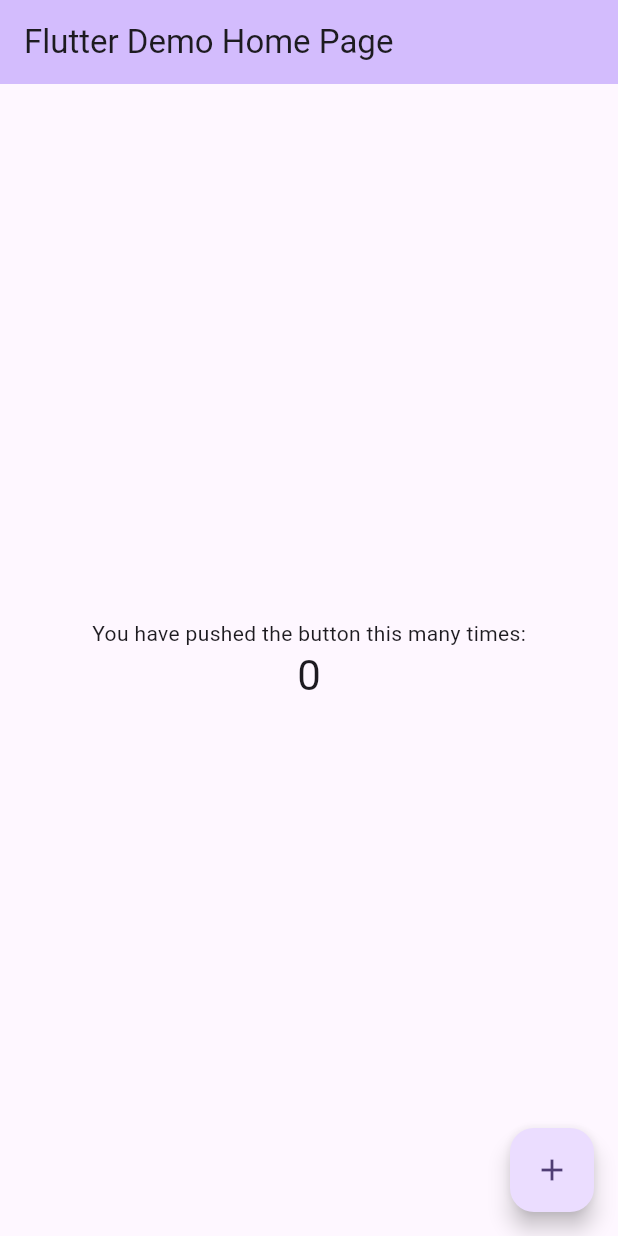
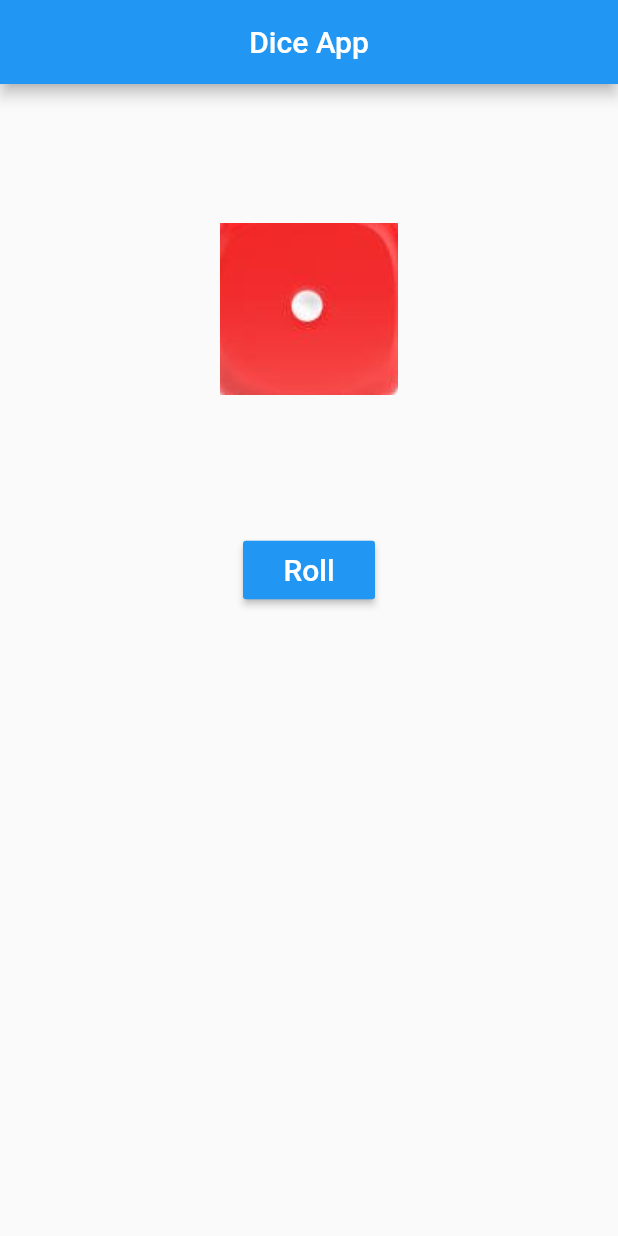
Before and after one commit to SaileshRokaya/dice_roller_app, a Flutter app: the screen it shows after launch, on a phone screen of 412 x 824 dp. Run offline on Flutter 3.47's test engine with Material 2 defaults, Android fonts, the phone set to English and light mode, and no system bars.

Commit message:
completed dice rolling app

```diff
--- a/lib/main.dart
+++ b/lib/main.dart
@@ -1,125 +1,62 @@
+import 'dart:math';
 import 'package:flutter/material.dart';
 
 void main() {
-  runApp(const MyApp());
+  runApp(const MaterialApp(
+    debugShowCheckedModeBanner: false,
+    title: "Dice App",
+    home: HomePage(),
+  ));
 }
 
-class MyApp extends StatelessWidget {
-  const MyApp({super.key});
+class HomePage extends StatefulWidget {
+  const HomePage({super.key});
 
-  // This widget is the root of your application.
   @override
-  Widget build(BuildContext context) {
-    return MaterialApp(
-      title: 'Flutter Demo',
-      theme: ThemeData(
-        // This is the theme of your application.
-        //
-        // TRY THIS: Try running your application with "flutter run". You'll see
-        // the application has a blue toolbar. Then, without quitting the app,
-        // try changing the seedColor in the colorScheme below to Colors.green
-        // and then invoke "hot reload" (save your changes or press the "hot
-        // reload" button in a Flutter-supported IDE, or press "r" if you used
-        // the command line to start the app).
-        //
-        // Notice that the counter didn't reset back to zero; the application
-        // state is not lost during the reload. To reset the state, use hot
-        // restart instead.
-        //
-        // This works for code too, not just values: Most code changes can be
-        // tested with just a hot reload.
-        colorScheme: ColorScheme.fromSeed(seedColor: Colors.deepPurple),
-        useMaterial3: true,
-      ),
-      home: const MyHomePage(title: 'Flutter Demo Home Page'),
-    );
-  }
+  State<HomePage> createState() => _HomePageState();
 }
 
-class MyHomePage extends StatefulWidget {
-  const MyHomePage({super.key, required this.title});
+class _HomePageState extends State<HomePage> {
+  int diceNumber = 1;
 
-  // This widget is the home page of your application. It is stateful, meaning
-  // that it has a State object (defined below) that contains fields that affect
-  // how it looks.
-
-  // This class is the configuration for the state. It holds the values (in this
-  // case the title) provided by the parent (in this case the App widget) and
-  // used by the build method of the State. Fields in a Widget subclass are
-  // always marked "final".
-
-  final String title;
-
-  @override
-  State<MyHomePage> createState() => _MyHomePageState();
-}
-
-class _MyHomePageState extends State<MyHomePage> {
-  int _counter = 0;
-
-  void _incrementCounter() {
+  changeDice() {
     setState(() {
-      // This call to setState tells the Flutter framework that something has
-      // changed in this State, which causes it to rerun the build method below
-      // so that the display can reflect the updated values. If we changed
-      // _counter without calling setState(), then the build method would not be
-      // called again, and so nothing would appear to happen.
-      _counter++;
+      diceNumber = Random().nextInt(6) + 1;
     });
   }
 
   @override
   Widget build(BuildContext context) {
-    // This method is rerun every time setState is called, for instance as done
-    // by the _incrementCounter method above.
-    //
-    // The Flutter framework has been optimized to make rerunning build methods
-    // fast, so that you can just rebuild anything that needs updating rather
-    // than having to individually change instances of widgets.
     return Scaffold(
       appBar: AppBar(
-        // TRY THIS: Try changing the color here to a specific color (to
-        // Colors.amber, perhaps?) and trigger a hot reload to see the AppBar
-        // change color while the other colors stay the same.
-        backgroundColor: Theme.of(context).colorScheme.inversePrimary,
-        // Here we take the value from the MyHomePage object that was created by
-        // the App.build method, and use it to set our appbar title.
-        title: Text(widget.title),
+        title: const Center(child: Text("Dice App")),
       ),
-      body: Center(
-        // Center is a layout widget. It takes a single child and positions it
-        // in the middle of the parent.
-        child: Column(
-          // Column is also a layout widget. It takes a list of children and
-          // arranges them vertically. By default, it sizes itself to fit its
-          // children horizontally, and tries to be as tall as its parent.
-          //
-          // Column has various properties to control how it sizes itself and
-          // how it positions its children. Here we use mainAxisAlignment to
-          // center the children vertically; the main axis here is the vertical
-          // axis because Columns are vertical (the cross axis would be
-          // horizontal).
-          //
-          // TRY THIS: Invoke "debug painting" (choose the "Toggle Debug Paint"
-          // action in the IDE, or press "p" in the console), to see the
-          // wireframe for each widget.
-          mainAxisAlignment: MainAxisAlignment.center,
-          children: <Widget>[
-            const Text(
-              'You have pushed the button this many times:',
+      body: Column(
+        children: [
+          SizedBox(
+            height: 300,
+            child: Image.asset(
+              "assets/$diceNumber.PNG",
+              // height: 100,
+              // width: 100,
             ),
-            Text(
-              '$_counter',
-              style: Theme.of(context).textTheme.headlineMedium,
+          ),
+          Center(
+            child: MaterialButton(
+              color: Colors.blue,
+              textColor: Colors.white,
+              onPressed: changeDice,
+              child: const Padding(
+                padding: EdgeInsets.all(8.0),
+                child: Text(
+                  "Roll",
+                  style: TextStyle(fontSize: 20),
+                ),
+              ),
             ),
-          ],
-        ),
+          )
+        ],
       ),
-      floatingActionButton: FloatingActionButton(
-        onPressed: _incrementCounter,
-        tooltip: 'Increment',
-        child: const Icon(Icons.add),
-      ), // This trailing comma makes auto-formatting nicer for build methods.
     );
   }
 }
--- a/pubspec.yaml
+++ b/pubspec.yaml
@@ -59,8 +59,8 @@ flutter:
   uses-material-design: true
 
   # To add assets to your application, add an assets section, like this:
-  # assets:
-  #   - images/a_dot_burr.jpeg
+  assets:
+    - assets/
   #   - images/a_dot_ham.jpeg
 
   # An image asset can refer to one or more resolution-specific "variants", see
```
Also changed, not shown: assets/1.PNG (added), assets/2.PNG (added), assets/3.PNG (added), assets/4.PNG (added), assets/5.PNG (added), assets/6.PNG (added), 1 other file.
